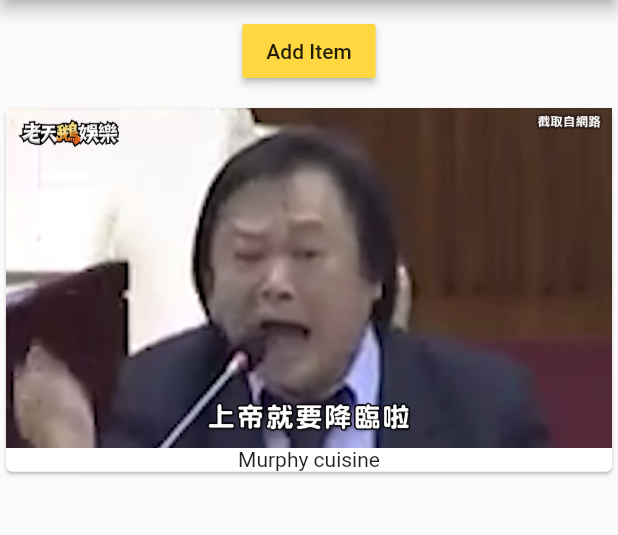
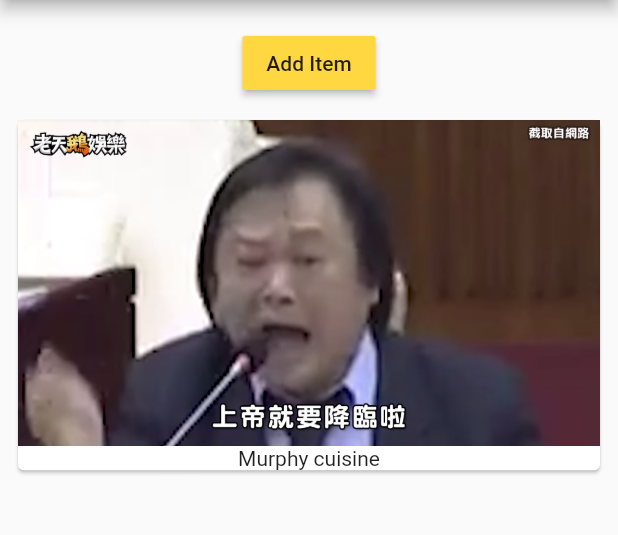
Before and after one commit to yuchehsieh/first_flutter_app, a Flutter app: the screen it shows after launch, on a phone screen of 412 x 824 dp, the part 84-619 px from its top. Run offline on Flutter 3.47's test engine with Material 2 defaults, Android fonts, the phone set to English and light mode, and no system bars.

Commit message:
self-try: replace the Column with ListView as the wrapper, make it scrollable

```diff
--- a/lib/product_manager.dart
+++ b/lib/product_manager.dart
@@ -40,7 +40,8 @@ class _ProductManagerState extends State<ProductManager> {
 
   @override
   Widget build(BuildContext context) {
-    return Column(
+    return ListView(
+      padding: const EdgeInsets.all(8.0),
       children: <Widget>[
         Container(
             margin: EdgeInsets.all(10.0),
```
